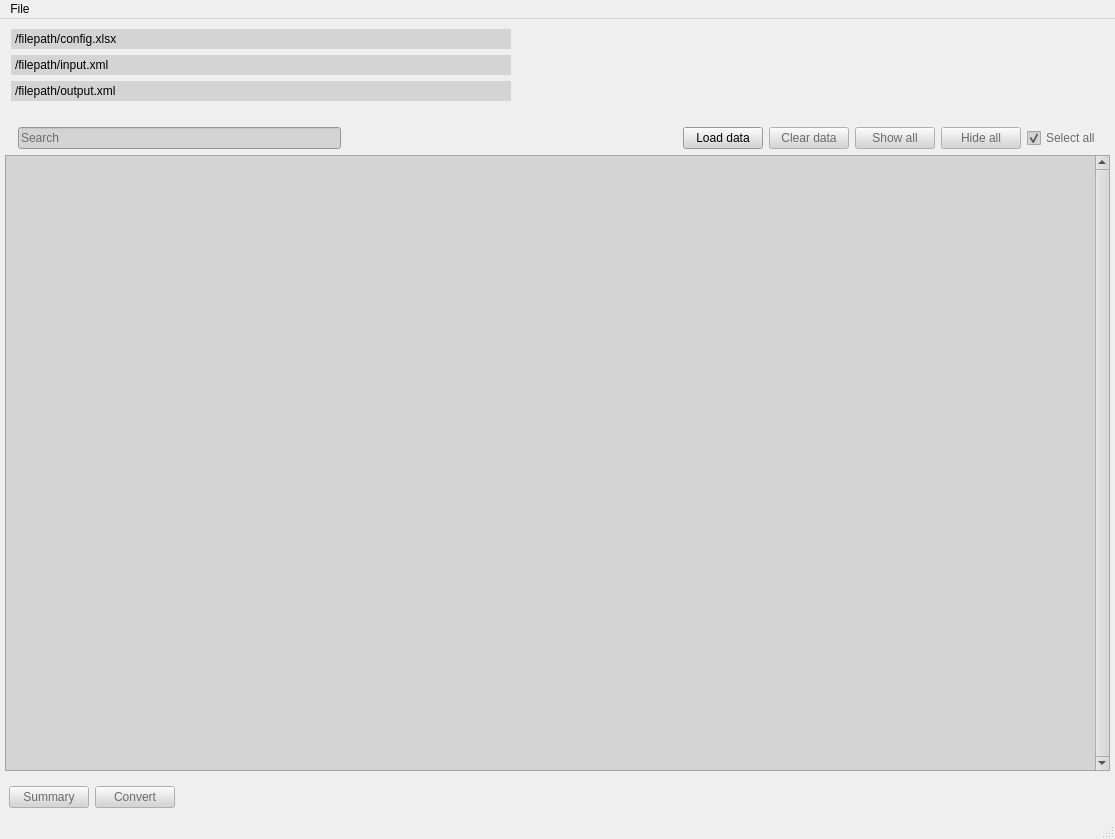
Qt form UiMainWindow.ui (bubuding0809/XML-Converter) before a commit.
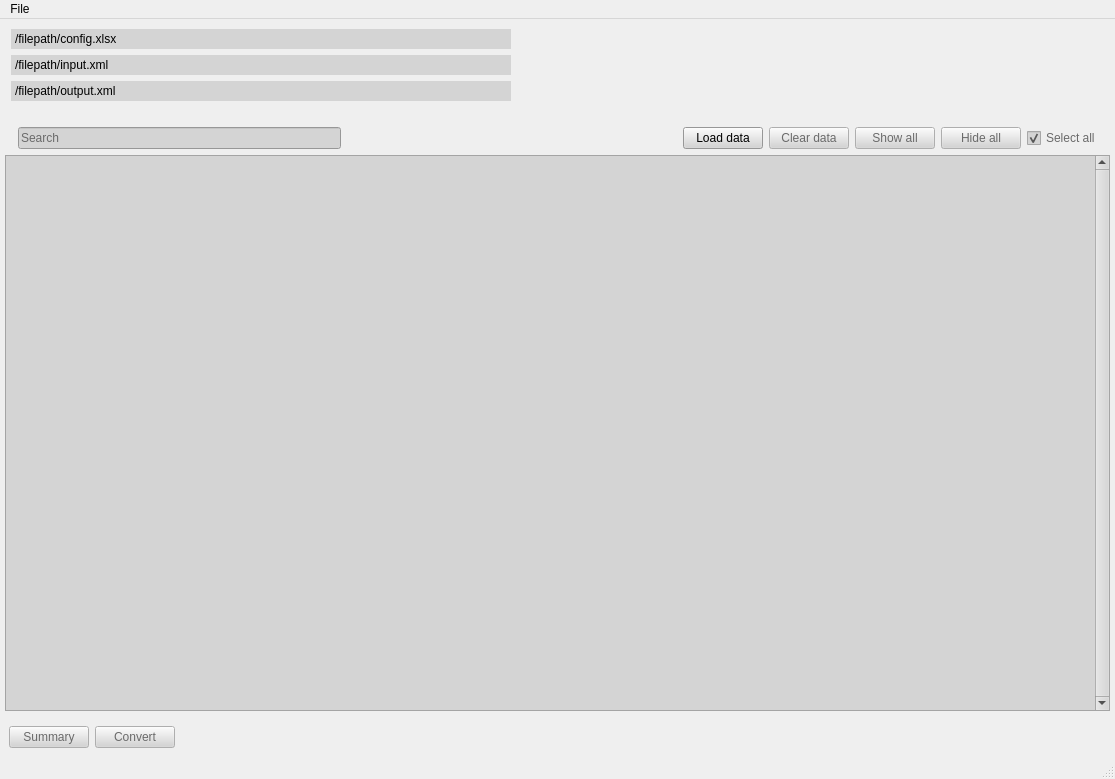
The same form after that commit. Icons and pictures are not drawn.

The edit to the form file:
```diff
--- a/UiMainWindow.ui
+++ b/UiMainWindow.ui
@@ -7,7 +7,7 @@
     <x>0</x>
     <y>0</y>
     <width>1115</width>
-    <height>839</height>
+    <height>779</height>
    </rect>
   </property>
   <property name="windowTitle">
@@ -893,7 +893,7 @@
             <x>0</x>
             <y>0</y>
             <width>1088</width>
-            <height>570</height>
+            <height>510</height>
            </rect>
           </property>
           <layout class="QVBoxLayout" name="verticalLayout_3">
```
Left out of the diff: 2 changed lines with no effect on the pictures.
